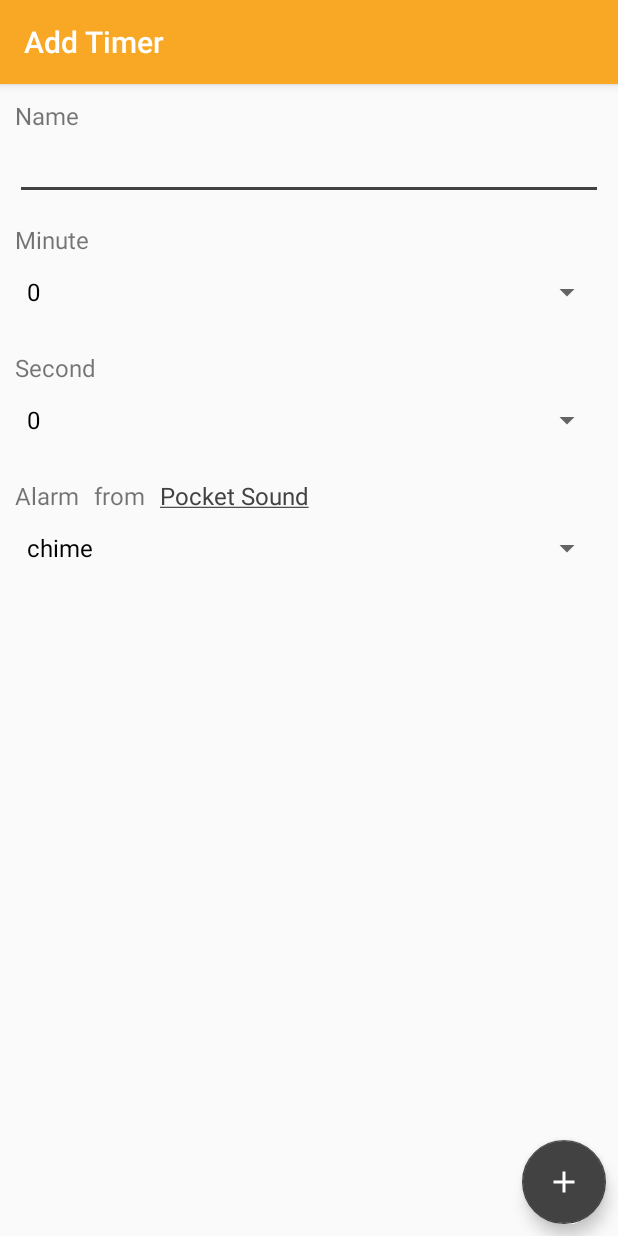
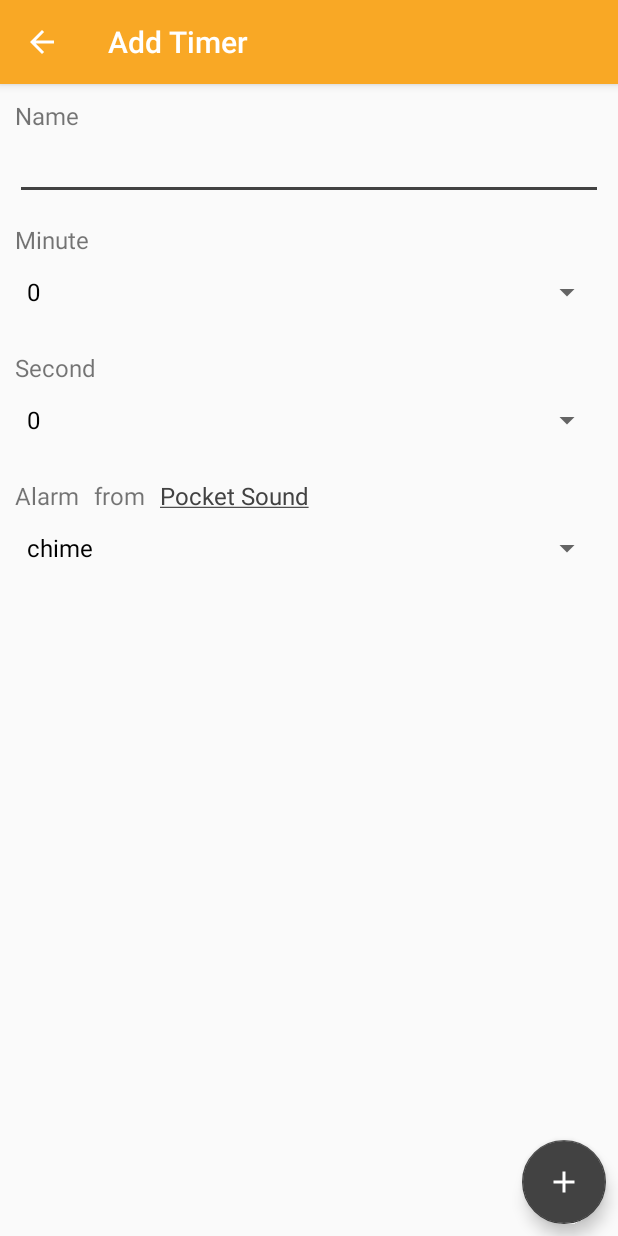
Before and after one commit to kaleidot725/MicheTimer, an Android app: the AddTimerActivity screen opened directly, with no data from a screen before it, on a phone screen of 412 x 824 dp. Run offline under Robolectric (Android 15) with nearby library versions, the phone set to English and light mode, and no system bars; our stand-ins replace data binding.

Commit message:
Add backkey to addtimer activity

```diff
--- a/src/app/src/main/AndroidManifest.xml
+++ b/src/app/src/main/AndroidManifest.xml
@@ -15,7 +15,7 @@
                 <category android:name="android.intent.category.LAUNCHER" />
             </intent-filter>
         </activity>
-        <activity android:name=".addtimer.AddTimerActivity" android:label="@string/activity_add_timer_name" />
+        <activity android:name=".addtimer.AddTimerActivity" android:label="@string/activity_add_timer_name"  android:parentActivityName=".main.MicheTimerActivity"/>
         <activity android:name=".timerstop.StopTimerActivity" android:label="Stop Timer"/>
         <service android:name=".service.TimerRunnerService"/>
     </application>
--- a/src/app/src/main/java/kaleidot725/michetimer/addtimer/AddTimerActivity.kt
+++ b/src/app/src/main/java/kaleidot725/michetimer/addtimer/AddTimerActivity.kt
@@ -2,6 +2,9 @@ package kaleidot725.michetimer.addtimer
 
 import androidx.appcompat.app.AppCompatActivity
 import android.os.Bundle
+import androidx.appcompat.app.ActionBarDrawerToggle
+import androidx.appcompat.widget.Toolbar
+import androidx.drawerlayout.widget.DrawerLayout
 import androidx.fragment.app.Fragment
 import kaleidot725.michetimer.R
 import kaleidot725.michetimer.addTimerNavigator
--- a/src/app/src/main/res/layout/activity_add_timer.xml
+++ b/src/app/src/main/res/layout/activity_add_timer.xml
@@ -1,5 +1,5 @@
 <?xml version="1.0" encoding="utf-8"?>
-<FrameLayout xmlns:android="http://schemas.android.com/apk/res/android"
+<androidx.drawerlayout.widget.DrawerLayout xmlns:android="http://schemas.android.com/apk/res/android"
     xmlns:tools="http://schemas.android.com/tools"
     android:layout_width="match_parent"
     android:layout_height="match_parent"
@@ -9,4 +9,4 @@
         android:layout_width="match_parent"
         android:layout_height="match_parent"
         android:id="@+id/container" />
-</FrameLayout>
+</androidx.drawerlayout.widget.DrawerLayout>
--- a/src/app/src/main/res/layout/activity_main.xml
+++ b/src/app/src/main/res/layout/activity_main.xml
@@ -21,7 +21,7 @@
             android:background="?attr/colorPrimary"
             app:popupTheme="@style/AppTheme.AppBarOverlay"/>
 
-        <com.google.android.material.appbar.AppBarLayout
+        <FrameLayout
             android:id="@+id/container"
             android:layout_width="match_parent"
             android:layout_height="match_parent"
```
